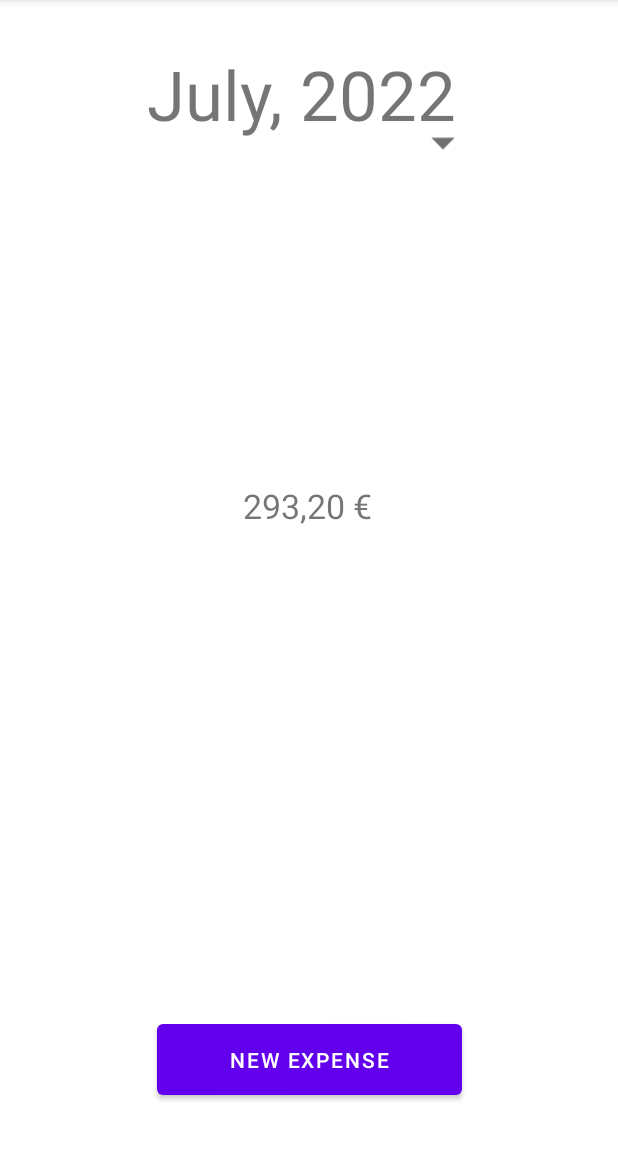
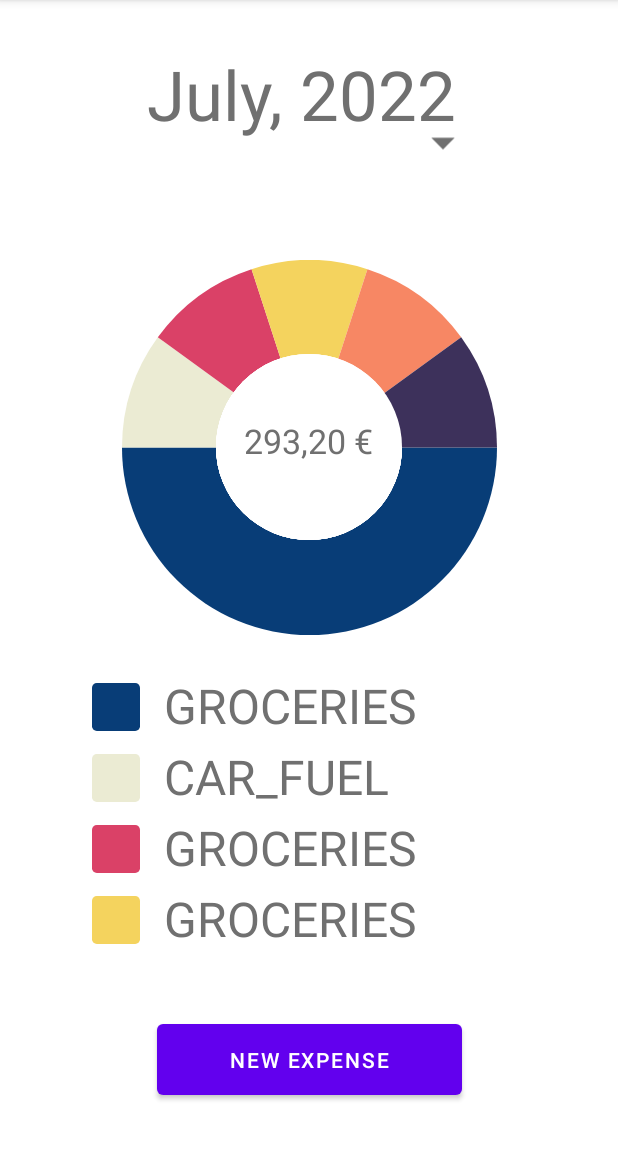
Before and after one commit to greenpixels/expenses-overview-android, an Android app: the screen it shows after launch (MainActivity), on a phone screen of 412 x 824 dp, the part 84-1236 px from its top. Run offline under Robolectric (Android 15) with nearby library versions, the phone set to English and light mode, and no system bars.

Commit message:
Fully implemented PieChart, added Labels for Categories

```diff
--- a/app/src/main/java/com/example/expensesoverview/MainActivity.java
+++ b/app/src/main/java/com/example/expensesoverview/MainActivity.java
@@ -3,6 +3,13 @@ package com.example.expensesoverview;
 import androidx.appcompat.app.AppCompatActivity;
 
 import android.os.Bundle;
+import android.view.ViewGroup;
+import android.widget.LinearLayout;
+import android.widget.TextView;
+
+import com.example.expensesoverview.helpers.ExpenseSlice;
+import com.example.expensesoverview.views.PieChart;
+import com.example.expensesoverview.views.PieChartLabel;
 
 public class MainActivity extends AppCompatActivity {
 
@@ -10,5 +17,20 @@ public class MainActivity extends AppCompatActivity {
     protected void onCreate(Bundle savedInstanceState) {
         super.onCreate(savedInstanceState);
         setContentView(R.layout.activity_main);
+
+        LinearLayout lc = (LinearLayout) findViewById(R.id.labelContainer);
+        PieChart pc = (PieChart) findViewById(R.id.pieChart);
+
+        for(ExpenseSlice slice : pc.getSlices()) {
+            PieChartLabel pcl = new PieChartLabel(this);
+            pcl.setText(slice.getCategory().name());
+            pcl.setColour(slice.getColour());
+            pcl.setLayoutParams(new LinearLayout.LayoutParams(LinearLayout.LayoutParams.WRAP_CONTENT, LinearLayout.LayoutParams.WRAP_CONTENT));
+            ViewGroup.LayoutParams params = pcl.getLayoutParams();
+            params.height = 48;
+            pcl.setLayoutParams(params);
+
+            lc.addView(pcl);
+        }
     }
 }
--- /dev/null
+++ b/app/src/main/java/com/example/expensesoverview/helpers/Category.java
@@ -0,0 +1,6 @@
+package com.example.expensesoverview.helpers;
+
+public enum Category {
+    GROCERIES,
+    CAR_FUEL
+}
--- /dev/null
+++ b/app/src/main/java/com/example/expensesoverview/helpers/ExpenseSlice.java
@@ -0,0 +1,37 @@
+package com.example.expensesoverview.helpers;
+
+public class ExpenseSlice {
+    private float percentage;
+    private Category category;
+    private int colour;
+
+    public ExpenseSlice(float percentage, Category category, int colour) {
+        this.percentage = percentage;
+        this.category = category;
+        this.colour = colour;
+    }
+
+    public float getPercentage() {
+        return percentage;
+    }
+
+    public void setPercentage(float percentage) {
+        this.percentage = percentage;
+    }
+
+    public Category getCategory() {
+        return category;
+    }
+
+    public void setCategory(Category category) {
+        this.category = category;
+    }
+
+    public int getColour() {
+        return colour;
+    }
+
+    public void setColour(int colour) {
+        this.colour = colour;
+    }
+}
--- a/app/src/main/java/com/example/expensesoverview/views/PieChart.java
+++ b/app/src/main/java/com/example/expensesoverview/views/PieChart.java
@@ -2,17 +2,30 @@ package com.example.expensesoverview.views;
 
 import android.content.Context;
 import android.graphics.Canvas;
+import android.graphics.Color;
+import android.graphics.Paint;
 import android.util.AttributeSet;
+import android.util.Log;
+import android.view.MotionEvent;
 import android.view.View;
+import android.widget.LinearLayout;
+import android.widget.ScrollView;
 
 import androidx.annotation.Nullable;
 
+import com.example.expensesoverview.MainActivity;
+import com.example.expensesoverview.R;
+import com.example.expensesoverview.helpers.Category;
+import com.example.expensesoverview.helpers.ExpenseSlice;
+
 import java.util.ArrayList;
 import java.util.List;
+import java.util.zip.Inflater;
 
 public class PieChart extends View {
 
-    public List<Integer> slices = new ArrayList<Integer>();
+    private List<ExpenseSlice> slices = new ArrayList<ExpenseSlice>();
+    public String[] Colours = {"#083D77", "#EBEBD3", "#DA4167", "#F4D35E", "#F78764", "#3D315B"};
 
     public PieChart(Context context) {
         super(context);
@@ -35,10 +48,48 @@ public class PieChart extends View {
     }
 
     public void init(@Nullable AttributeSet set) {
+        this.slices.add(new ExpenseSlice(50.0F, Category.GROCERIES, Color.parseColor(Colours[slices.size()])));
+        this.slices.add(new ExpenseSlice(10.0F, Category.CAR_FUEL, Color.parseColor(Colours[slices.size()])));
+        this.slices.add(new ExpenseSlice(10.0F, Category.GROCERIES, Color.parseColor(Colours[slices.size()])));
+        this.slices.add(new ExpenseSlice(10.0F, Category.GROCERIES, Color.parseColor(Colours[slices.size()])));
+        this.slices.add(new ExpenseSlice(10.0F, Category.GROCERIES, Color.parseColor(Colours[slices.size()])));
+        this.slices.add(new ExpenseSlice(10.0F, Category.GROCERIES, Color.parseColor(Colours[slices.size()])));
+    }
 
+    public void setSlices(List<ExpenseSlice> slices) {
+        this.slices = slices;
+    }
+
+    public List<ExpenseSlice> getSlices() {
+        return this.slices;
     }
 
     @Override
     protected void onDraw(Canvas canvas) {
+        int colourIndex = 0;
+        float currentAngle = 0.0F;
+
+        for(ExpenseSlice slice : slices) {
+
+            // Get Colour
+            Paint p = new Paint();
+            p.setColor(Color.parseColor(Colours[colourIndex]));
+            if(colourIndex < Colours.length - 1) {
+                colourIndex++;
+            } else {
+                colourIndex = 0;
+            }
+
+            // Draw Slice
+            float sliceAmount = (slice.getPercentage() / 100.0F) * 360.0F;
+            int size = Math.min(this.getWidth(), this.getHeight());
+            canvas.drawArc(0, 0, size, size, currentAngle, sliceAmount, true, p);
+            currentAngle += sliceAmount;
+
+            // Inner Circle
+            Paint innerColour = new Paint();
+            innerColour.setColor(Color.parseColor("#FFFFFF"));
+            canvas.drawCircle(size/2, size/2, size/4 , innerColour);
+        }
     }
 }
--- /dev/null
+++ b/app/src/main/java/com/example/expensesoverview/views/PieChartLabel.java
@@ -0,0 +1,60 @@
+package com.example.expensesoverview.views;
+
+import android.content.Context;
+import android.graphics.Canvas;
+import android.graphics.Color;
+import android.graphics.Paint;
+import android.util.AttributeSet;
+import android.view.View;
+
+import androidx.annotation.Nullable;
+
+import com.example.expensesoverview.R;
+
+public class PieChartLabel extends View {
+    private String text = "Label Text";
+    private int colour = Color.parseColor("#FFF333");
+
+    public PieChartLabel(Context context) {
+        super(context);
+        this.init(null);
+    }
+
+    public PieChartLabel(Context context, @Nullable AttributeSet attrs) {
+        super(context, attrs);
+        this.init(attrs);
+    }
+
+    public PieChartLabel(Context context, @Nullable AttributeSet attrs, int defStyleAttr) {
+        super(context, attrs, defStyleAttr);
+        this.init(attrs);
+    }
+
+    public PieChartLabel(Context context, @Nullable AttributeSet attrs, int defStyleAttr, int defStyleRes) {
+        super(context, attrs, defStyleAttr, defStyleRes);
+        this.init(attrs);
+    }
+
+    public void init(@Nullable AttributeSet attrs) {
+    }
+
+    public void setColour(int colour) {
+        this.colour = colour;
+    }
+
+    public void setText(String text) {
+        this.text = text;
+    }
+
+    @Override
+    public void onDraw(Canvas canvas) {
+        Paint rectPaint = new Paint();
+        rectPaint.setColor(colour);
+        canvas.drawRoundRect(0, 0, this.getHeight(), this.getHeight(), getHeight()*0.1F, getHeight()*0.1F, rectPaint);
+
+        Paint textPaint = new Paint();
+        textPaint.setTextSize(this.getHeight());
+        textPaint.setColor(getResources().getColor(R.color.text_colour));
+        canvas.drawText(text, this.getHeight()*1.5F, this.getHeight()*0.85F, textPaint);
+    }
+}
--- /dev/null
+++ b/app/src/main/res/drawable/empty_tall_divider.xml
@@ -0,0 +1,7 @@
+<?xml version="1.0" encoding="utf-8"?>
+
+<shape xmlns:android="http://schemas.android.com/apk/res/android">
+    <size
+        android:height="15dp"
+        android:width="0dp"/>
+</shape>
--- a/app/src/main/res/layout/activity_main.xml
+++ b/app/src/main/res/layout/activity_main.xml
@@ -7,26 +7,38 @@
     android:layout_height="match_parent"
     tools:context=".MainActivity">
 
+    <com.example.expensesoverview.views.PieChart
+        android:id="@+id/pieChart"
+        android:layout_width="250dp"
+        android:layout_height="250dp"
+        android:layout_marginTop="80dp"
+        android:clickable="true"
+        app:layout_constraintEnd_toEndOf="parent"
+        app:layout_constraintStart_toStartOf="parent"
+        app:layout_constraintTop_toBottomOf="@+id/selectedDate" />
+
     <TextView
-        android:id="@+id/textView3"
+        android:id="@+id/selectedDate"
         android:layout_width="216dp"
         android:layout_height="61dp"
         android:layout_marginStart="16dp"
         android:layout_marginTop="32dp"
         android:layout_marginEnd="16dp"
         android:clickable="true"
+        android:focusable="true"
         android:text="July, 2022"
+        android:textColor="@color/text_colour"
         app:autoSizeTextType="uniform"
         app:layout_constraintEnd_toEndOf="parent"
         app:layout_constraintStart_toStartOf="parent"
-        app:layout_constraintTop_toTopOf="parent"
-        android:focusable="true" />
+        app:layout_constraintTop_toTopOf="parent" />
 
     <TextView
-        android:id="@+id/textView4"
+        android:id="@+id/expenseAmount"
         android:layout_width="88dp"
         android:layout_height="39dp"
         android:text="293,20 €"
+        android:textColor="@color/text_colour"
         app:autoSizeTextType="uniform"
         app:layout_constraintBottom_toBottomOf="@+id/pieChart"
         app:layout_constraintEnd_toEndOf="@+id/pieChart"
@@ -34,7 +46,7 @@
         app:layout_constraintTop_toTopOf="@+id/pieChart" />
 
     <Button
-        android:id="@+id/button"
+        android:id="@+id/newExpenseButton"
         android:layout_width="203dp"
         android:layout_height="59dp"
         android:layout_marginBottom="32dp"
@@ -45,26 +57,38 @@
         app:layout_constraintStart_toStartOf="parent" />
 
     <ImageView
-        android:id="@+id/imageView3"
+        android:id="@+id/arrowDownIcon"
         android:layout_width="37dp"
         android:layout_height="38dp"
         android:layout_marginTop="44dp"
         android:scaleX="1"
         android:scaleY="1"
-        app:layout_constraintEnd_toEndOf="@+id/textView3"
-        app:layout_constraintTop_toTopOf="@+id/textView3"
+        app:layout_constraintEnd_toEndOf="@+id/selectedDate"
+        app:layout_constraintTop_toTopOf="@+id/selectedDate"
         app:srcCompat="@drawable/ic_baseline_arrow_drop_down_24" />
 
-    <com.example.expensesoverview.views.PieChart
-        android:id="@+id/pieChart"
-        android:layout_width="165dp"
-        android:layout_height="157dp"
-        android:layout_marginBottom="348dp"
-        app:layout_constraintBottom_toBottomOf="parent"
+    <ScrollView
+        android:id="@+id/scrollView"
+        android:layout_width="288dp"
+        android:layout_height="0dp"
+        android:layout_marginTop="32dp"
+        android:layout_marginBottom="32dp"
+        app:layout_constraintBottom_toTopOf="@+id/newExpenseButton"
         app:layout_constraintEnd_toEndOf="parent"
-        app:layout_constraintHorizontal_bias="0.501"
+        app:layout_constraintHorizontal_bias="0.495"
         app:layout_constraintStart_toStartOf="parent"
-        app:layout_constraintTop_toBottomOf="@+id/textView3"
-        app:layout_constraintVertical_bias="1.0" />
+        app:layout_constraintTop_toBottomOf="@+id/pieChart"
+        app:layout_constraintVertical_bias="1.0">
+
+        <LinearLayout
+            android:showDividers="middle"
+            android:divider="@drawable/empty_tall_divider"
+            android:id="@+id/labelContainer"
+            android:layout_width="match_parent"
+            android:layout_height="wrap_content"
+            android:orientation="vertical" >
+
+        </LinearLayout>
+    </ScrollView>
 
 </androidx.constraintlayout.widget.ConstraintLayout>
--- a/app/src/main/res/values/colors.xml
+++ b/app/src/main/res/values/colors.xml
@@ -7,4 +7,5 @@
     <color name="teal_700">#FF018786</color>
     <color name="black">#FF000000</color>
     <color name="white">#FFFFFFFF</color>
+    <color name="text_colour">#707070</color>
 </resources>
```
